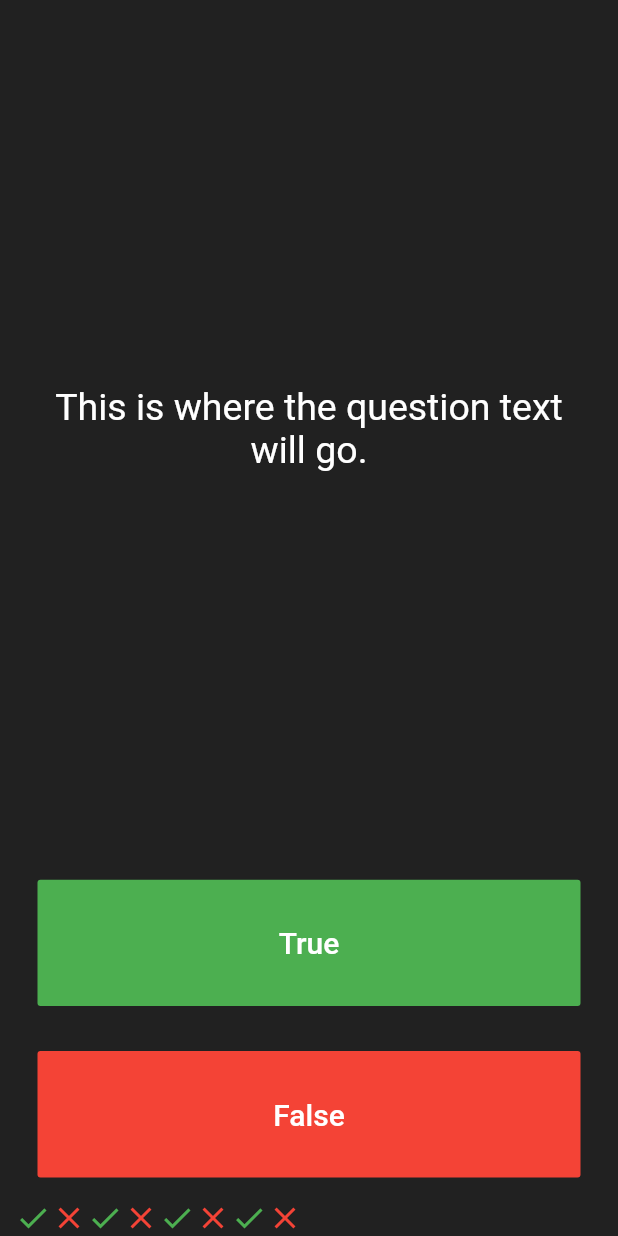
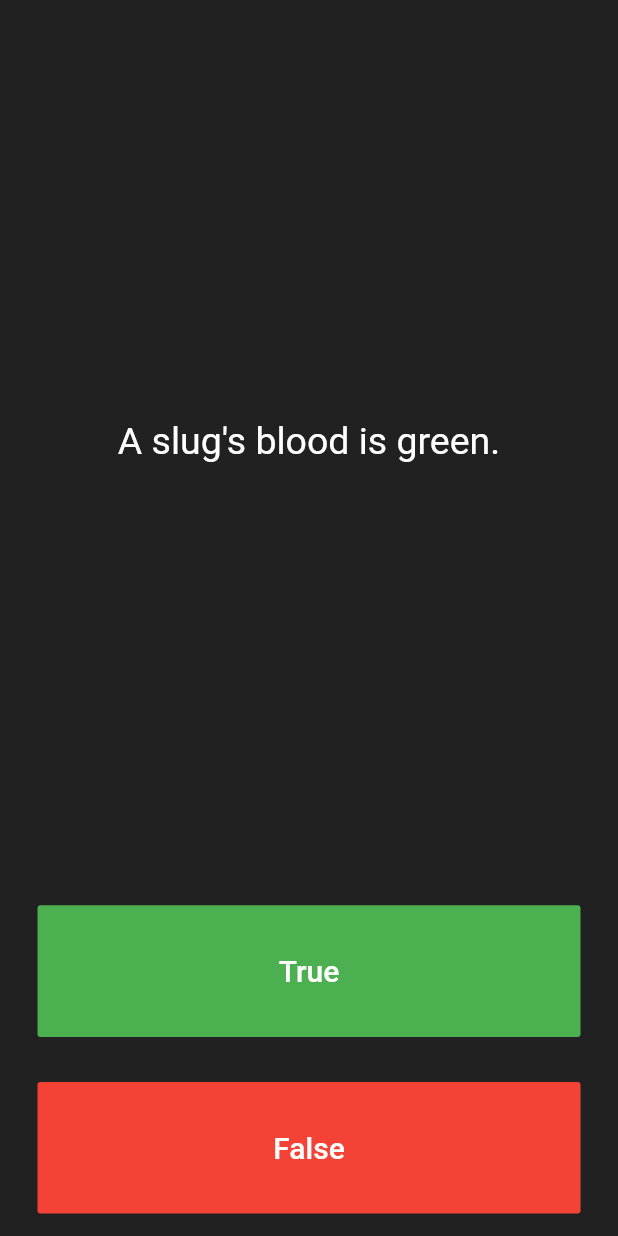
Before and after one commit to jin-aiit-a1824jj/flutter-tutorial-5-quiz_sample, a Flutter app: the screen it shows after launch, after a tap on "True", after a tap on "False", on a phone screen of 412 x 824 dp. Run offline on Flutter 3.47's test engine with Material 2 defaults, Android fonts, the phone set to English and light mode, and no system bars.

Commit message:
display question used by list

```diff
--- a/lib/main.dart
+++ b/lib/main.dart
@@ -37,7 +37,7 @@ class _QuizPageState extends State<QuizPage> {
             padding: EdgeInsets.all(10.0),
             child: Center(
               child: Text(
-                'This is where the question text will go.',
+                questions[questionNumber],
                 textAlign: TextAlign.center,
                 style: TextStyle(
                   fontSize: 25.0,
@@ -62,11 +62,9 @@ class _QuizPageState extends State<QuizPage> {
               ),
               onPressed: () {
                 setState(() {
-                  scoreKeeper.add(Icon(
-                    Icons.check,
-                    color: Colors.green,
-                  ));
+                  questionNumber+=1;
                 });
+                print(questionNumber);
               },
             ),
           ),
@@ -85,11 +83,9 @@ class _QuizPageState extends State<QuizPage> {
               ),
               onPressed: () {
                 setState(() {
-                  scoreKeeper.add(Icon(
-                    Icons.close,
-                    color: Colors.red,
-                  ));
+                  questionNumber+=1;
                 });
+                print(questionNumber);
               },
             ),
           ),
@@ -101,30 +97,13 @@ class _QuizPageState extends State<QuizPage> {
     );
   }
 
-  List<Icon> scoreKeeper = [
-    Icon(
-      Icons.check,
-      color: Colors.green,
-    ),
-    Icon(
-      Icons.close,
-      color: Colors.red,
-    ),
-    Icon(
-      Icons.check,
-      color: Colors.green,
-    ),
-    Icon(
-      Icons.close,
-      color: Colors.red,
-    ),
-    Icon(
-      Icons.check,
-      color: Colors.green,
-    ),
-    Icon(
-      Icons.close,
-      color: Colors.red,
-    ),
+  List<Icon> scoreKeeper = [];
+
+  List<String> questions = [
+    'You can lead a cow down stairs but not up stairs.',
+    'Approximately one quarter of human bones are in the feet.',
+    'A slug\'s blood is green.',
   ];
+
+  int questionNumber = 0;
 }
```
